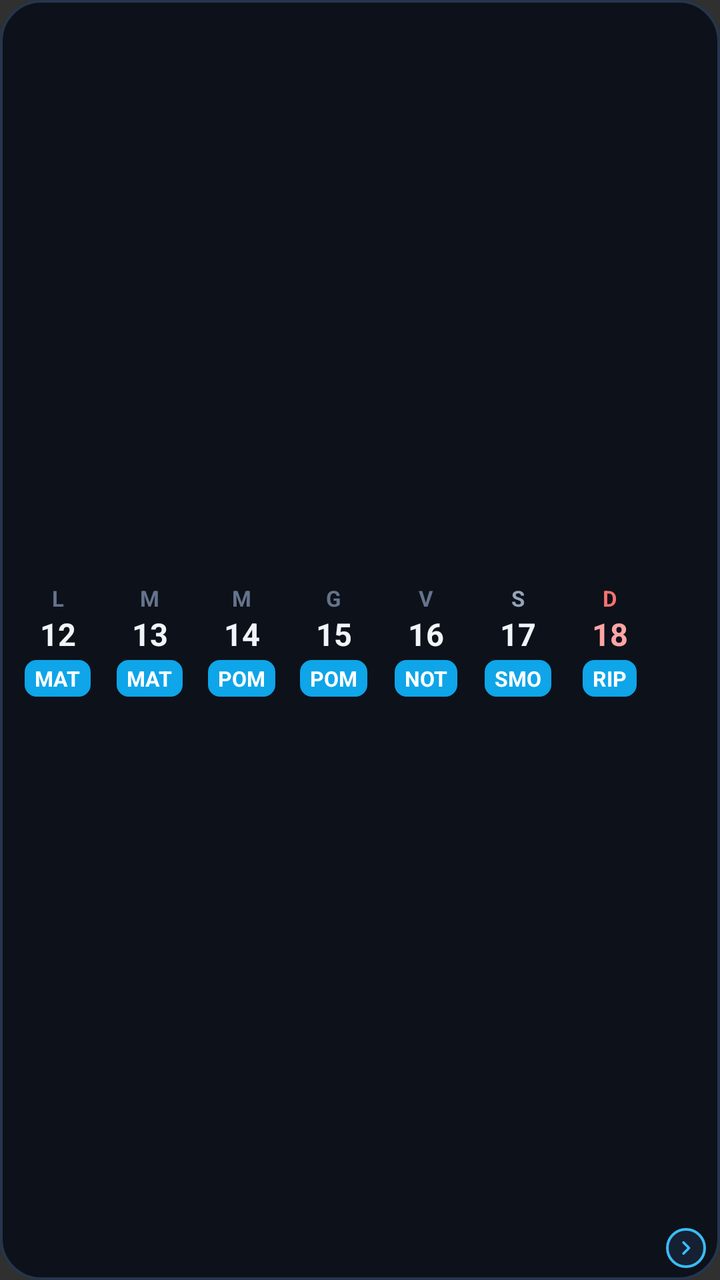
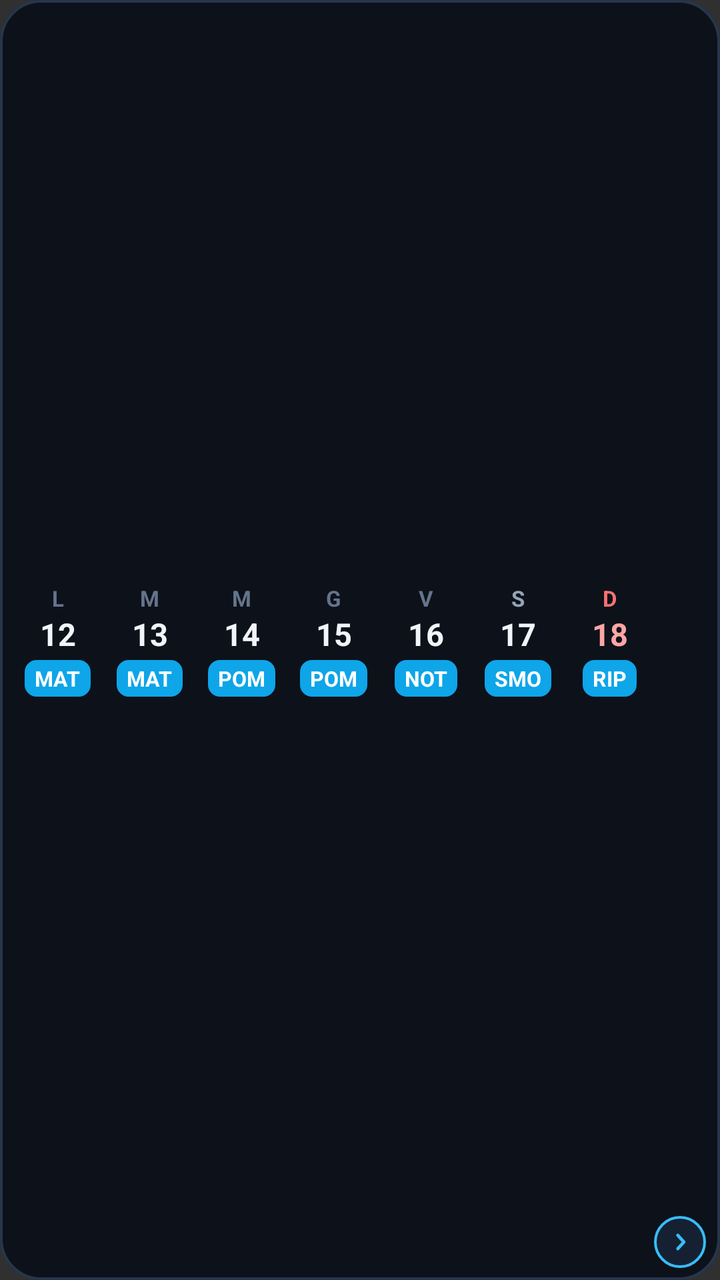

Before-and-after screenshots of an Android layout around one commit, followed by the original layout XML and the change that was made.
<!-- AndroidManifest.xml: application theme Theme.CalendarioTurni -->
<!-- res/layout/widget_week_row.xml -->
<?xml version="1.0" encoding="utf-8"?>
<RelativeLayout xmlns:android="http://schemas.android.com/apk/res/android"
    android:id="@+id/widget_wr_root"
    android:layout_width="match_parent"
    android:layout_height="match_parent"
    android:background="@drawable/bg_widget_container"
    android:paddingStart="6dp"
    android:paddingTop="5dp"
    android:paddingEnd="6dp"
    android:paddingBottom="5dp">

    
    <LinearLayout
        android:id="@+id/wr_days_row"
        android:layout_width="match_parent"
        android:layout_height="match_parent"
        android:gravity="center"
        android:orientation="horizontal"
        android:paddingEnd="26dp">

        
        <LinearLayout
            android:id="@+id/cell_wr_0"
            android:layout_width="0dp"
            android:layout_height="match_parent"
            android:layout_weight="1"
            android:gravity="center"
            android:orientation="vertical"
            android:padding="2dp">

            <TextView
                android:id="@+id/wr_day_name_0"
                android:layout_width="wrap_content"
                android:layout_height="wrap_content"
                android:text="L"
                android:textColor="#64748B"
                android:textSize="11sp"
                android:textStyle="bold" />

            <TextView
                android:id="@+id/wr_day_num_0"
                android:layout_width="wrap_content"
                android:layout_height="wrap_content"
                android:text="12"
                android:textColor="#F1F5F9"
                android:textSize="15.5sp"
                android:textStyle="bold" />

            <TextView
                android:id="@+id/wr_shift_code_0"
                android:layout_width="wrap_content"
                android:layout_height="wrap_content"
                android:layout_marginTop="2.5dp"
                android:background="@drawable/bg_widget_badge"
                android:paddingStart="5dp"
                android:paddingTop="2dp"
                android:paddingEnd="5dp"
                android:paddingBottom="2dp"
                android:text="MAT"
                android:textColor="#FFFFFF"
                android:textSize="10.5sp"
                android:textStyle="bold" />
        </LinearLayout>

        
        <LinearLayout
            android:id="@+id/cell_wr_1"
            android:layout_width="0dp"
            android:layout_height="match_parent"
            android:layout_weight="1"
            android:gravity="center"
            android:orientation="vertical"
            android:padding="2dp">

            <TextView
                android:id="@+id/wr_day_name_1"
                android:layout_width="wrap_content"
                android:layout_height="wrap_content"
                android:text="M"
                android:textColor="#64748B"
                android:textSize="11sp"
                android:textStyle="bold" />

            <TextView
                android:id="@+id/wr_day_num_1"
                android:layout_width="wrap_content"
                android:layout_height="wrap_content"
                android:text="13"
                android:textColor="#F1F5F9"
                android:textSize="15.5sp"
                android:textStyle="bold" />

            <TextView
                android:id="@+id/wr_shift_code_1"
                android:layout_width="wrap_content"
                android:layout_height="wrap_content"
                android:layout_marginTop="2.5dp"
                android:background="@drawable/bg_widget_badge"
                android:paddingStart="5dp"
                android:paddingTop="2dp"
                android:paddingEnd="5dp"
                android:paddingBottom="2dp"
                android:text="MAT"
                android:textColor="#FFFFFF"
                android:textSize="10.5sp"
                android:textStyle="bold" />
        </LinearLayout>

        
        <LinearLayout
            android:id="@+id/cell_wr_2"
            android:layout_width="0dp"
            android:layout_height="match_parent"
            android:layout_weight="1"
            android:gravity="center"
            android:orientation="vertical"
            android:padding="2dp">

            <TextView
                android:id="@+id/wr_day_name_2"
                android:layout_width="wrap_content"
                android:layout_height="wrap_content"
                android:text="M"
                android:textColor="#64748B"
                android:textSize="11sp"
                android:textStyle="bold" />

            <TextView
                android:id="@+id/wr_day_num_2"
                android:layout_width="wrap_content"
                android:layout_height="wrap_content"
                android:text="14"
                android:textColor="#F1F5F9"
                android:textSize="15.5sp"
                android:textStyle="bold" />

            <TextView
                android:id="@+id/wr_shift_code_2"
                android:layout_width="wrap_content"
                android:layout_height="wrap_content"
                android:layout_marginTop="2.5dp"
                android:background="@drawable/bg_widget_badge"
                android:paddingStart="5dp"
                android:paddingTop="2dp"
                android:paddingEnd="5dp"
                android:paddingBottom="2dp"
                android:text="POM"
                android:textColor="#FFFFFF"
                android:textSize="10.5sp"
                android:textStyle="bold" />
        </LinearLayout>

        
        <LinearLayout
            android:id="@+id/cell_wr_3"
            android:layout_width="0dp"
            android:layout_height="match_parent"
            android:layout_weight="1"
            android:gravity="center"
            android:orientation="vertical"
            android:padding="2dp">

            <TextView
                android:id="@+id/wr_day_name_3"
                android:layout_width="wrap_content"
                android:layout_height="wrap_content"
                android:text="G"
                android:textColor="#64748B"
                android:textSize="11sp"
                android:textStyle="bold" />

            <TextView
                android:id="@+id/wr_day_num_3"
                android:layout_width="wrap_content"
                android:layout_height="wrap_content"
                android:text="15"
                android:textColor="#F1F5F9"
                android:textSize="15.5sp"
                android:textStyle="bold" />

            <TextView
                android:id="@+id/wr_shift_code_3"
                android:layout_width="wrap_content"
                android:layout_height="wrap_content"
                android:layout_marginTop="2.5dp"
                android:background="@drawable/bg_widget_badge"
                android:paddingStart="5dp"
                android:paddingTop="2dp"
                android:paddingEnd="5dp"
                android:paddingBottom="2dp"
                android:text="POM"
                android:textColor="#FFFFFF"
                android:textSize="10.5sp"
                android:textStyle="bold" />
        </LinearLayout>

        
        <LinearLayout
            android:id="@+id/cell_wr_4"
            android:layout_width="0dp"
            android:layout_height="match_parent"
            android:layout_weight="1"
            android:gravity="center"
            android:orientation="vertical"
            android:padding="2dp">

            <TextView
                android:id="@+id/wr_day_name_4"
                android:layout_width="wrap_content"
                android:layout_height="wrap_content"
                android:text="V"
                android:textColor="#64748B"
                android:textSize="11sp"
                android:textStyle="bold" />

            <TextView
                android:id="@+id/wr_day_num_4"
                android:layout_width="wrap_content"
                android:layout_height="wrap_content"
                android:text="16"
                android:textColor="#F1F5F9"
                android:textSize="15.5sp"
                android:textStyle="bold" />

            <TextView
                android:id="@+id/wr_shift_code_4"
                android:layout_width="wrap_content"
                android:layout_height="wrap_content"
                android:layout_marginTop="2.5dp"
                android:background="@drawable/bg_widget_badge"
                android:paddingStart="5dp"
                android:paddingTop="2dp"
                android:paddingEnd="5dp"
                android:paddingBottom="2dp"
                android:text="NOT"
                android:textColor="#FFFFFF"
                android:textSize="10.5sp"
                android:textStyle="bold" />
        </LinearLayout>

        
        <LinearLayout
            android:id="@+id/cell_wr_5"
            android:layout_width="0dp"
            android:layout_height="match_parent"
            android:layout_weight="1"
            android:gravity="center"
            android:orientation="vertical"
            android:padding="2dp">

            <TextView
                android:id="@+id/wr_day_name_5"
                android:layout_width="wrap_content"
                android:layout_height="wrap_content"
                android:text="S"
                android:textColor="#94A3B8"
                android:textSize="11sp"
                android:textStyle="bold" />

            <TextView
                android:id="@+id/wr_day_num_5"
                android:layout_width="wrap_content"
                android:layout_height="wrap_content"
                android:text="17"
                android:textColor="#F1F5F9"
                android:textSize="15.5sp"
                android:textStyle="bold" />

            <TextView
                android:id="@+id/wr_shift_code_5"
                android:layout_width="wrap_content"
                android:layout_height="wrap_content"
                android:layout_marginTop="2.5dp"
                android:background="@drawable/bg_widget_badge"
                android:paddingStart="5dp"
                android:paddingTop="2dp"
                android:paddingEnd="5dp"
                android:paddingBottom="2dp"
                android:text="SMO"
                android:textColor="#FFFFFF"
                android:textSize="10.5sp"
                android:textStyle="bold" />
        </LinearLayout>

        
        <LinearLayout
            android:id="@+id/cell_wr_6"
            android:layout_width="0dp"
            android:layout_height="match_parent"
            android:layout_weight="1"
            android:gravity="center"
            android:orientation="vertical"
            android:padding="2dp">

            <TextView
                android:id="@+id/wr_day_name_6"
                android:layout_width="wrap_content"
                android:layout_height="wrap_content"
                android:text="D"
                android:textColor="#F87171"
                android:textSize="11sp"
                android:textStyle="bold" />

            <TextView
                android:id="@+id/wr_day_num_6"
                android:layout_width="wrap_content"
                android:layout_height="wrap_content"
                android:text="18"
                android:textColor="#FCA5A5"
                android:textSize="15.5sp"
                android:textStyle="bold" />

            <TextView
                android:id="@+id/wr_shift_code_6"
                android:layout_width="wrap_content"
                android:layout_height="wrap_content"
                android:layout_marginTop="2.5dp"
                android:background="@drawable/bg_widget_badge"
                android:paddingStart="5dp"
                android:paddingTop="2dp"
                android:paddingEnd="5dp"
                android:paddingBottom="2dp"
                android:text="RIP"
                android:textColor="#FFFFFF"
                android:textSize="10.5sp"
                android:textStyle="bold" />
        </LinearLayout>

    </LinearLayout>

    
    <LinearLayout
        android:id="@+id/wr_nav_container"
        android:layout_width="wrap_content"
        android:layout_height="wrap_content"
        android:layout_alignParentEnd="true"
        android:layout_alignParentBottom="true"
        android:gravity="center_vertical"
        android:orientation="horizontal"
        android:padding="1dp">

        <ImageView
            android:id="@+id/btn_wr_prev"
            android:layout_width="20dp"
            android:layout_height="20dp"
            android:layout_marginEnd="3dp"
            android:background="@drawable/bg_widget_nav_btn"
            android:padding="4dp"
            android:scaleType="centerInside"
            android:src="@drawable/ic_widget_chevron_left"
            android:visibility="gone" />

        <ImageView
            android:id="@+id/btn_wr_next"
            android:layout_width="20dp"
            android:layout_height="20dp"
            android:background="@drawable/bg_widget_nav_btn"
            android:padding="4dp"
            android:scaleType="centerInside"
            android:src="@drawable/ic_widget_chevron_right" />
    </LinearLayout>

</RelativeLayout>
<!-- resources referenced by this layout -->
<resources>
  <!-- drawable bg_widget_badge (drawable) -->
  <?xml version="1.0" encoding="utf-8"?>
  <shape xmlns:android="http://schemas.android.com/apk/res/android"
      android:shape="rectangle">
      <solid android:color="#0EA5E9" />
      <corners android:radius="6dp" />
  </shape>
  <!-- drawable bg_widget_container (drawable) -->
  <?xml version="1.0" encoding="utf-8"?>
  <shape xmlns:android="http://schemas.android.com/apk/res/android"
      android:shape="rectangle">
      <solid android:color="#0D111A" />
      <corners android:radius="20dp" />
      <stroke
          android:width="1.2dp"
          android:color="#26354D" />
  </shape>
  <!-- drawable bg_widget_nav_btn (drawable) -->
  <?xml version="1.0" encoding="utf-8"?>
  <shape xmlns:android="http://schemas.android.com/apk/res/android"
      android:shape="oval">
      <solid android:color="#152033" />
      <stroke
          android:width="1.2dp"
          android:color="#38BDF8" />
  </shape>
  <!-- drawable ic_widget_chevron_left (drawable) -->
  <?xml version="1.0" encoding="utf-8"?>
  <vector xmlns:android="http://schemas.android.com/apk/res/android"
      android:width="24dp"
      android:height="24dp"
      android:viewportWidth="24"
      android:viewportHeight="24">
      <path
          android:fillColor="#00000000"
          android:strokeColor="#38BDF8"
          android:strokeWidth="2.5"
          android:strokeLineCap="round"
          android:strokeLineJoin="round"
          android:pathData="M14.5,6.5 L9,12 L14.5,17.5" />
  </vector>
  <!-- drawable ic_widget_chevron_right (drawable) -->
  <?xml version="1.0" encoding="utf-8"?>
  <vector xmlns:android="http://schemas.android.com/apk/res/android"
      android:width="24dp"
      android:height="24dp"
      android:viewportWidth="24"
      android:viewportHeight="24">
      <path
          android:fillColor="#00000000"
          android:strokeColor="#38BDF8"
          android:strokeWidth="2.5"
          android:strokeLineCap="round"
          android:strokeLineJoin="round"
          android:pathData="M9.5,6.5 L15,12 L9.5,17.5" />
  </vector>
  <style name="Theme.CalendarioTurni" parent="android:Theme.Material.NoActionBar">
          <item name="android:statusBarColor">#0F131C</item>
          <item name="android:navigationBarColor">#0F131C</item>
      </style>
</resources>

<!-- the commit's change to res/layout/widget_week_row.xml (unified diff, before → after) -->
@@ -341,21 +341,21 @@
 
         <ImageView
             android:id="@+id/btn_wr_prev"
-            android:layout_width="20dp"
-            android:layout_height="20dp"
-            android:layout_marginEnd="3dp"
+            android:layout_width="26dp"
+            android:layout_height="26dp"
+            android:layout_marginEnd="4dp"
             android:background="@drawable/bg_widget_nav_btn"
-            android:padding="4dp"
+            android:padding="5.5dp"
             android:scaleType="centerInside"
             android:src="@drawable/ic_widget_chevron_left"
             android:visibility="gone" />
 
         <ImageView
             android:id="@+id/btn_wr_next"
-            android:layout_width="20dp"
-            android:layout_height="20dp"
+            android:layout_width="26dp"
+            android:layout_height="26dp"
             android:background="@drawable/bg_widget_nav_btn"
-            android:padding="4dp"
+            android:padding="5.5dp"
             android:scaleType="centerInside"
             android:src="@drawable/ic_widget_chevron_right" />
     </LinearLayout>
<!-- resource entries referenced after the edit -->
@@ -36,10 +36,10 @@
       <path
           android:fillColor="#00000000"
           android:strokeColor="#38BDF8"
-          android:strokeWidth="2.5"
+          android:strokeWidth="2.6"
           android:strokeLineCap="round"
           android:strokeLineJoin="round"
-          android:pathData="M14.5,6.5 L9,12 L14.5,17.5" />
+          android:pathData="M 13.8, 6.5 L 8.8, 12.0 L 13.8, 17.5" />
   </vector>
   <!-- drawable ic_widget_chevron_right (drawable) -->
   <?xml version="1.0" encoding="utf-8"?>
@@ -51,10 +51,10 @@
       <path
           android:fillColor="#00000000"
           android:strokeColor="#38BDF8"
-          android:strokeWidth="2.5"
+          android:strokeWidth="2.6"
           android:strokeLineCap="round"
           android:strokeLineJoin="round"
-          android:pathData="M9.5,6.5 L15,12 L9.5,17.5" />
+          android:pathData="M 10.2, 6.5 L 15.2, 12.0 L 10.2, 17.5" />
   </vector>
   <style name="Theme.CalendarioTurni" parent="android:Theme.Material.NoActionBar">
           <item name="android:statusBarColor">#0F131C</item>
